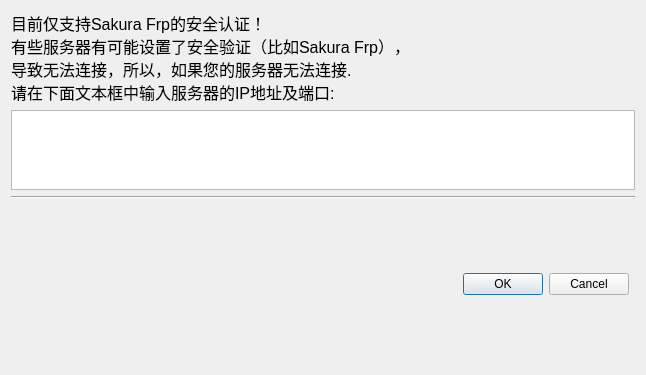
Before: the Qt Designer form src/user/ui/RegisterWindow.ui in StarsetNight/Lhat, drawn with Qt 5.
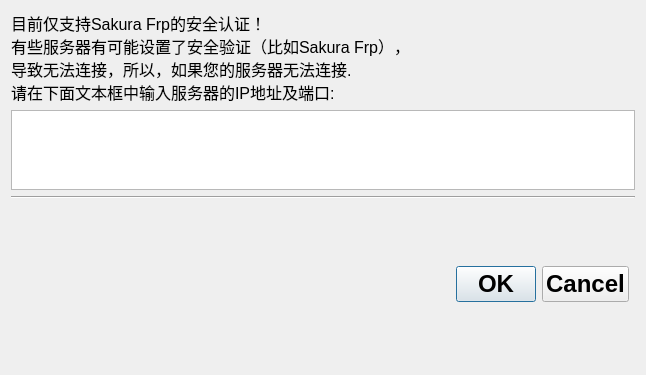
After: the same form once the commit is applied.

What changed in the file:
```diff
--- a/src/user/ui/RegisterWindow.ui
+++ b/src/user/ui/RegisterWindow.ui
@@ -19,6 +19,9 @@
   <property name="windowTitle">
    <string>Dialog</string>
   </property>
+  <property name="styleSheet">
+   <string notr="true"/>
+  </property>
   <layout class="QGridLayout" name="gridLayout">
    <item row="3" column="1">
     <widget class="QDialogButtonBox" name="button_argee_disargee">
@@ -34,6 +37,12 @@
        <height>0</height>
       </size>
      </property>
+     <property name="font">
+      <font>
+       <pointsize>18</pointsize>
+       <bold>true</bold>
+      </font>
+     </property>
      <property name="layoutDirection">
       <enum>Qt::LeftToRight</enum>
      </property>
```
Left out of the diff: 1 changed line with no effect on the pictures.
